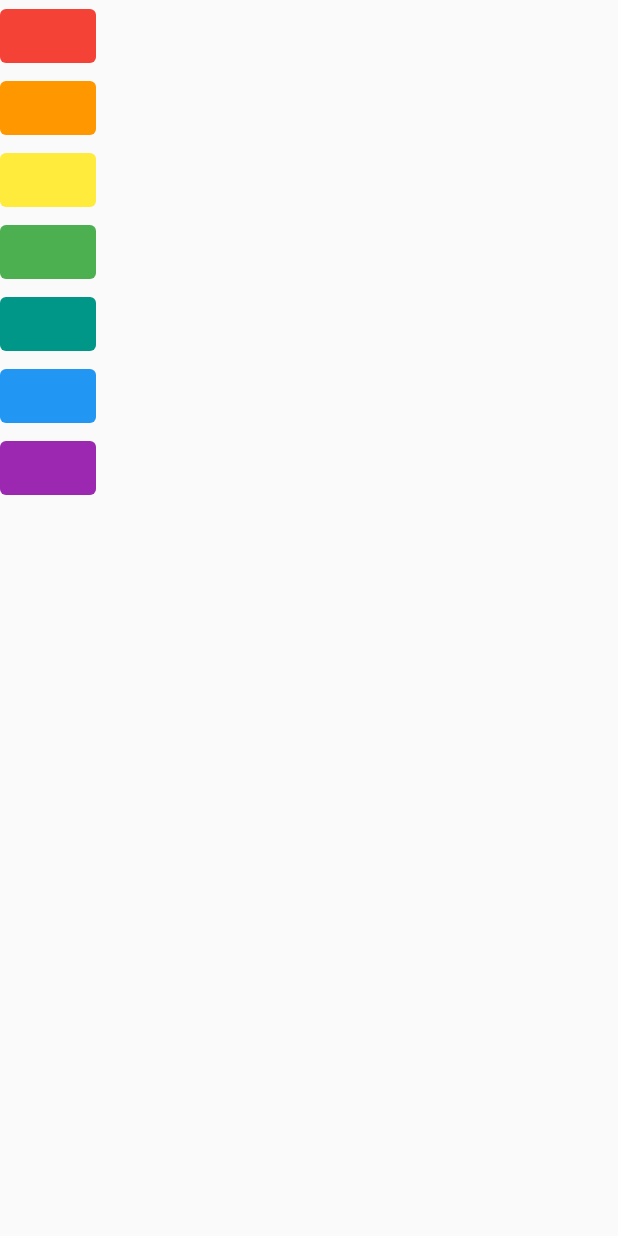
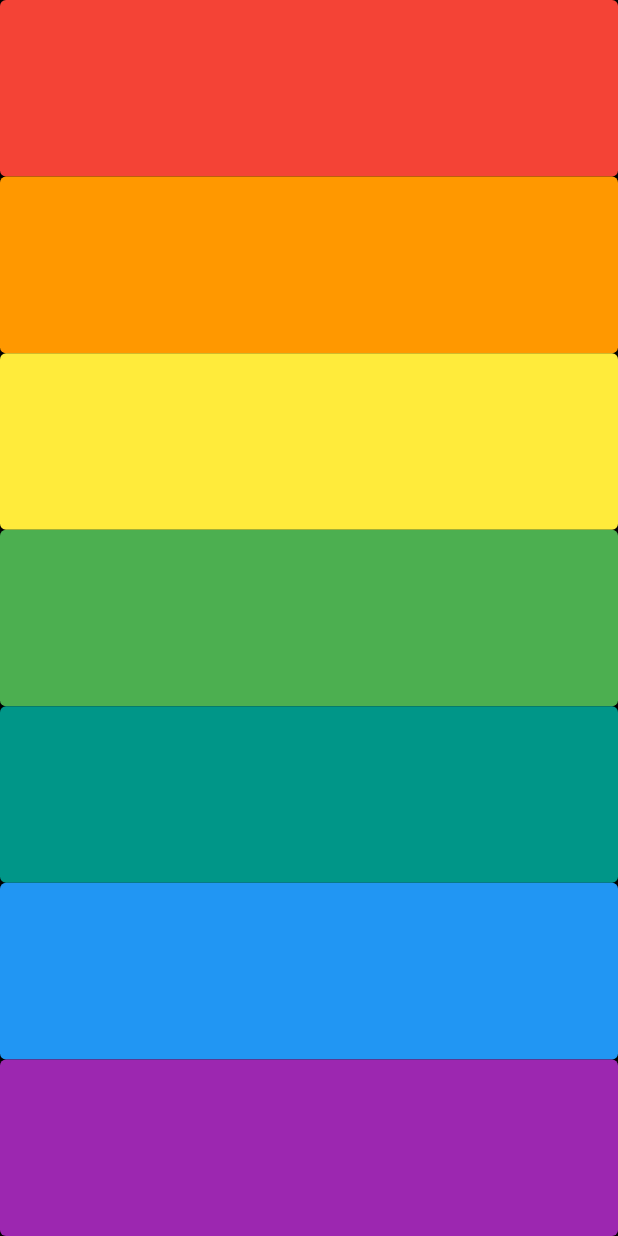
Before and after one commit to flutter-r2/xylophone_flutter, a Flutter app: the screen it shows after launch, on a phone screen of 412 x 824 dp. Run offline on Flutter 3.47's test engine with Material 2 defaults, Android fonts, the light colour scheme and no system bars; our stand-ins replace audioplayers.

Commit message:
Improves buttons style to fill all screen

```diff
--- a/lib/main.dart
+++ b/lib/main.dart
@@ -19,10 +19,13 @@
     return MaterialApp(
       title: 'Flutter Demo',
       home: Scaffold(
+        backgroundColor: Colors.black,
         body: SafeArea(
           child: Column(
+            crossAxisAlignment: CrossAxisAlignment.stretch,
             children: [
-              TextButton(
+              Expanded(
+                child: TextButton(
                   style: TextButton.styleFrom(
                     backgroundColor: Colors.red,
                   ),
@@ -31,7 +34,9 @@
                   },
                   child: const SizedBox(),
                 ),
-              TextButton(
+              ),
+              Expanded(
+                child: TextButton(
                   style: TextButton.styleFrom(
                     backgroundColor: Colors.orange,
                   ),
@@ -40,7 +45,9 @@
                   },
                   child: const SizedBox(),
                 ),
-              TextButton(
+              ),
+              Expanded(
+                child: TextButton(
                   style: TextButton.styleFrom(
                     backgroundColor: Colors.yellow,
                   ),
@@ -49,7 +56,9 @@
                   },
                   child: const SizedBox(),
                 ),
-              TextButton(
+              ),
+              Expanded(
+                child: TextButton(
                   style: TextButton.styleFrom(
                     backgroundColor: Colors.green,
                   ),
@@ -58,7 +67,9 @@
                   },
                   child: const SizedBox(),
                 ),
-              TextButton(
+              ),
+              Expanded(
+                child: TextButton(
                   style: TextButton.styleFrom(
                     backgroundColor: Colors.teal,
                   ),
@@ -67,7 +78,9 @@
                   },
                   child: const SizedBox(),
                 ),
-              TextButton(
+              ),
+              Expanded(
+                child: TextButton(
                   style: TextButton.styleFrom(
                     backgroundColor: Colors.blue,
                   ),
@@ -76,7 +89,9 @@
                   },
                   child: const SizedBox(),
                 ),
-              TextButton(
+              ),
+              Expanded(
+                child: TextButton(
                   style: TextButton.styleFrom(
                     backgroundColor: Colors.purple,
                   ),
@@ -85,6 +100,7 @@
                   },
                   child: const SizedBox(),
                 ),
+              ),
             ],
           ),
         ),
```
Lines whose indentation alone changed are shown as unchanged.
